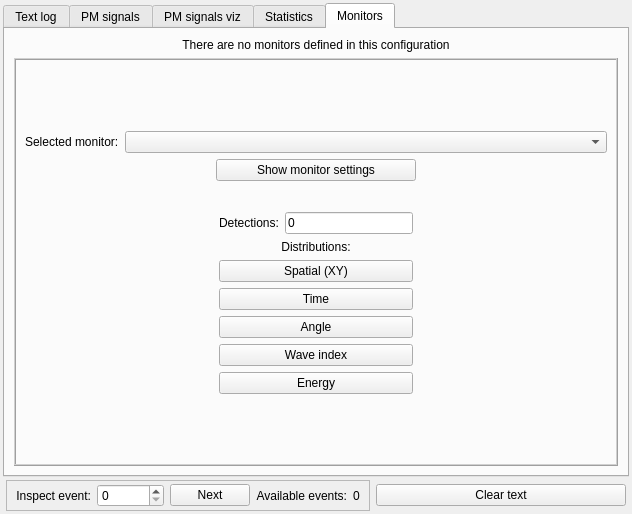
Old version of the form src/gui/outputwindow.ui in the repository andrmor/ANTS2.
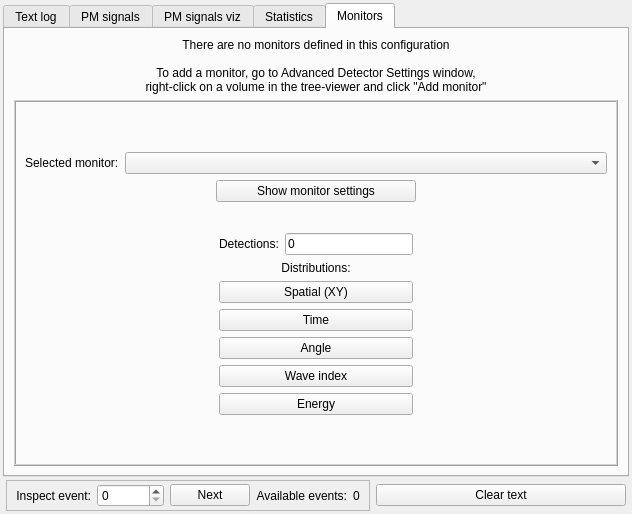
New version of the form. The open tabs and pages were chosen to show the change.

Patch:
```diff
--- a/src/gui/outputwindow.ui
+++ b/src/gui/outputwindow.ui
@@ -1192,7 +1192,10 @@
         <item>
          <widget class="QLabel" name="labNoMonitors">
           <property name="text">
-           <string>There are no monitors defined in this configuration</string>
+           <string>There are no monitors defined in this configuration
+
+To add a monitor, go to Advanced Detector Settings window, 
+right-click on a volume in the tree-viewer and click &quot;Add monitor&quot;</string>
           </property>
           <property name="alignment">
            <set>Qt::AlignCenter</set>
@@ -1222,7 +1225,7 @@
              <property name="sizeHint" stdset="0">
               <size>
                <width>20</width>
-               <height>49</height>
+               <height>32</height>
               </size>
              </property>
             </spacer>
@@ -1432,7 +1435,7 @@
              <property name="sizeHint" stdset="0">
               <size>
                <width>20</width>
-               <height>49</height>
+               <height>33</height>
               </size>
              </property>
             </spacer>
```
Left out of the diff: 2 changed lines with no effect on the pictures.
